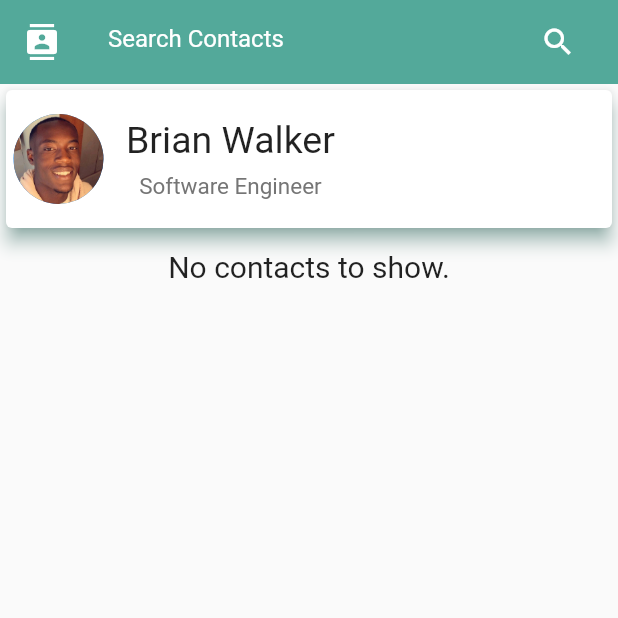
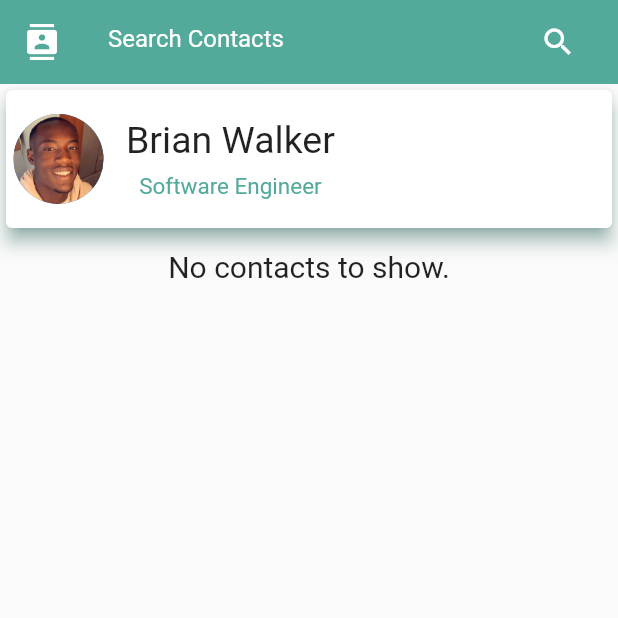
Before and after one commit to BrianJr03/myContacts, a Flutter app: the screen it shows after launch, on a phone screen of 412 x 824 dp, the top half of it. Run offline on Flutter 3.47's test engine with Material 2 defaults, Android fonts, the phone set to English and light mode, and no system bars; our stand-ins replace auto_size_text, flutter_contacts, grouped_list; missing offline and left inert: flutter_phone_direct_caller.

Commit message:
refactors code and creates colors class

```diff
--- a/contacts_screen/lib/main.dart
+++ b/contacts_screen/lib/main.dart
@@ -10,9 +10,7 @@ class MyApp extends StatelessWidget {
   Widget build(BuildContext context) {
     return MaterialApp(
       title: 'myContacts',
-      theme: ThemeData(
-        primarySwatch: Colors.blue,
-      ),
+      theme: ThemeData(),
       home: const ContactsPage(),
       debugShowCheckedModeBanner: false,
     );
--- a/contacts_screen/lib/pages/contacts_page/contacts.dart
+++ b/contacts_screen/lib/pages/contacts_page/contacts.dart
@@ -1,3 +1,5 @@
+import 'package:my_contacts/theme/colors.dart';
+
 import '../../util/dialog.dart/dialog.dart';
 
 import 'package:flutter/material.dart';
@@ -17,7 +19,7 @@ class ContactsPage extends StatefulWidget {
 class _ContactsPageState extends State<ContactsPage> {
   TextStyle get _myNameStyle => const TextStyle(fontSize: 25);
   TextStyle get _myInfoStyle =>
-      TextStyle(fontSize: 15, color: Colors.grey[600]);
+      TextStyle(fontSize: 15, color: ColorsPlus.secondaryColor);
 
   final List<Map> _contacts = [];
 
@@ -49,7 +51,7 @@ class _ContactsPageState extends State<ContactsPage> {
             height: 100,
             child: Card(
               elevation: 5.0,
-              shadowColor: const Color(0xff53a99a),
+              shadowColor: ColorsPlus.secondaryColor,
               child: Row(
                 children: [
                   const SizedBox(width: 5),
@@ -84,30 +86,29 @@ class _ContactsPageState extends State<ContactsPage> {
     return InkWell(
       onTap: (() => DialogPlus.showConfirmationDialog(
           context: context,
-          title:
-              AutoSizeText.rich(DialogPlus.contactMethodText(contact)),
+          title: AutoSizeText.rich(DialogPlus.contactMethodText(contact)),
           content: Column(
             children: [
               ElevatedButton(
                   style: ButtonStyle(
                       backgroundColor:
-                          MaterialStateProperty.all(const Color(0xff53a99a))),
+                          MaterialStateProperty.all(ColorsPlus.secondaryColor)),
                   onPressed: () {
                     // Clears contact dialog
                     Navigator.pop(context);
                     _makeCall(contact['phone']);
                   },
-                  child: const Icon(Icons.call, color: Colors.white)),
+                  child: Icon(Icons.call, color: ColorsPlus.primaryColor)),
               ElevatedButton(
                   style: ButtonStyle(
                       backgroundColor:
-                          MaterialStateProperty.all(const Color(0xff53a99a))),
+                          MaterialStateProperty.all(ColorsPlus.secondaryColor)),
                   onPressed: () {
                     // Clears contact dialog
                     Navigator.pop(context);
                     _createSMS(contact['phone']);
                   },
-                  child: const Icon(Icons.sms, color: Colors.white))
+                  child: Icon(Icons.sms, color: ColorsPlus.primaryColor))
             ],
           ),
           onSubmitTap: () => Navigator.pop(context),
@@ -148,7 +149,7 @@ class _ContactsPageState extends State<ContactsPage> {
       groupSeparatorBuilder: (String value) => Padding(
         padding: const EdgeInsets.all(8.0),
         child: Container(
-          color: const Color(0xff53a99a),
+          color: ColorsPlus.secondaryColor,
           child: Row(
             mainAxisAlignment: MainAxisAlignment.start,
             children: [
@@ -156,10 +157,10 @@ class _ContactsPageState extends State<ContactsPage> {
               Text(
                 value,
                 textAlign: TextAlign.center,
-                style: const TextStyle(
+                style: TextStyle(
                     fontSize: 20,
                     fontWeight: FontWeight.bold,
-                    color: Colors.white),
+                    color: ColorsPlus.primaryColor),
               ),
             ],
           ),
@@ -215,17 +216,18 @@ class _ContactsPageState extends State<ContactsPage> {
                 child: CustomScrollView(
           slivers: [
             SliverAppBar(
-                backgroundColor: const Color(0xff53a99a),
+                backgroundColor: ColorsPlus.secondaryColor,
                 floating: true,
                 leading: const Icon(Icons.contacts),
                 title: TextField(
-                  style: const TextStyle(color: Colors.white),
-                  cursorColor: Colors.white,
-                  decoration: const InputDecoration(
+                  style: TextStyle(color: ColorsPlus.primaryColor),
+                  cursorColor: ColorsPlus.primaryColor,
+                  decoration: InputDecoration(
                     border: InputBorder.none,
                     hintText: "Search Contacts",
-                    hintStyle: TextStyle(color: Colors.white),
-                    suffixIcon: Icon(Icons.search, color: Colors.white),
+                    hintStyle: TextStyle(color: ColorsPlus.primaryColor),
+                    suffixIcon:
+                        Icon(Icons.search, color: ColorsPlus.primaryColor),
                   ),
                   onChanged: (value) {
                     _filterSearchResults(value);
--- /dev/null
+++ b/contacts_screen/lib/theme/colors.dart
@@ -0,0 +1,6 @@
+import 'package:flutter/material.dart';
+
+class ColorsPlus {
+  static Color get primaryColor =>  Colors.white;
+  static Color get secondaryColor => const Color(0xff53a99a);
+}
--- a/contacts_screen/lib/util/dialog.dart/dialog.dart
+++ b/contacts_screen/lib/util/dialog.dart/dialog.dart
@@ -1,4 +1,5 @@
 import 'package:flutter/material.dart';
+import 'package:my_contacts/theme/colors.dart';
 
 class DialogPlus {
   /// Shows confirmation dialog to user.
@@ -39,7 +40,7 @@ class DialogPlus {
             TextButton(
               onPressed: onSubmitTap,
               child: Text(submitText,
-                  style: const TextStyle(color: Color(0xff53a99a))),
+                  style:  TextStyle(color: ColorsPlus.secondaryColor)),
             ),
         ],
       ),
@@ -54,7 +55,7 @@ class DialogPlus {
       TextEditingController? contr}) {
     return TextField(
         enabled: enabled,
-        cursorColor: const Color(0xff53a99a),
+        cursorColor: ColorsPlus.secondaryColor,
         style: const TextStyle().copyWith(
           fontFamily: 'Open Sans',
           color: Colors.black,
```
